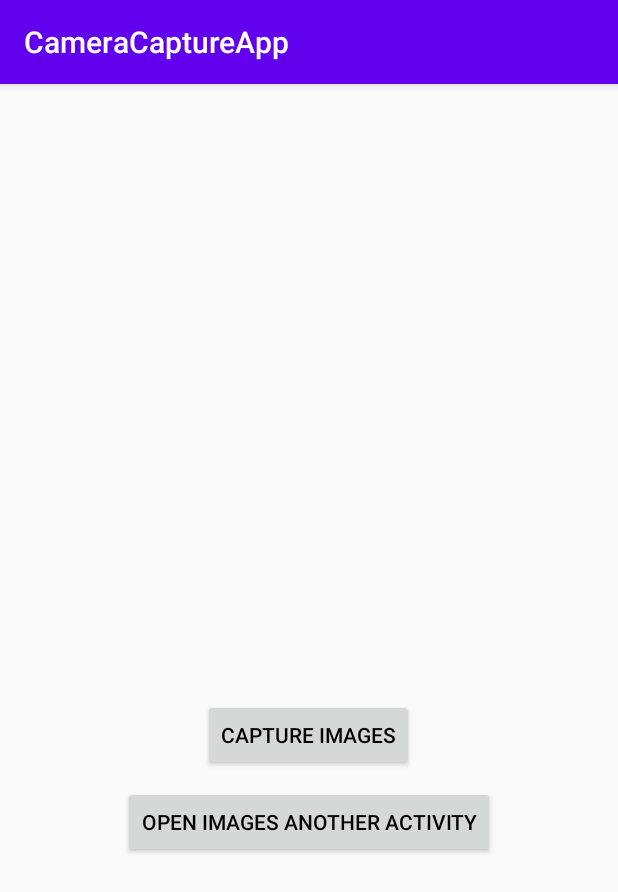
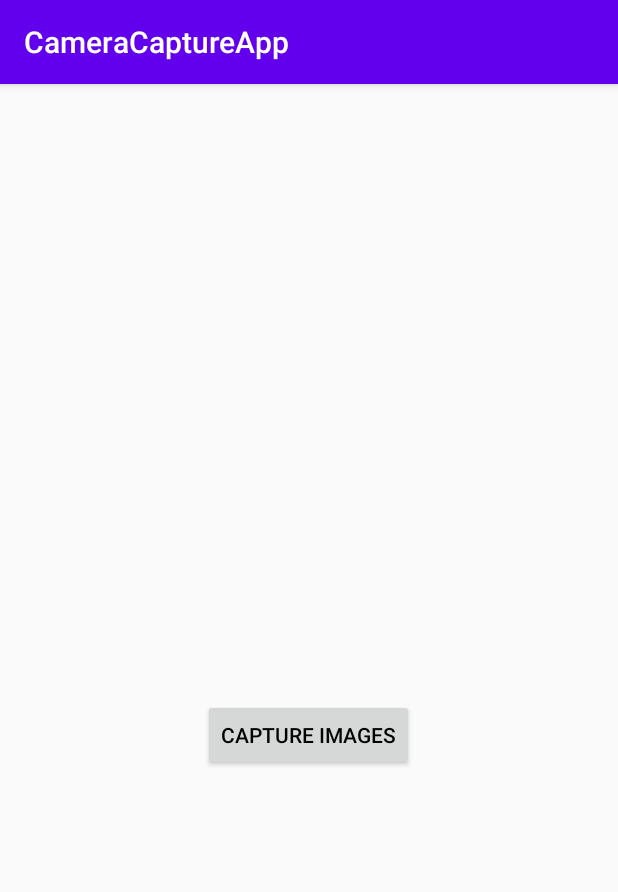
Before and after one commit to sadatnsu/ImageUploadToServerFromApp, an Android app: the CaptureNormalImages screen opened directly, with no data from a screen before it, on a phone screen of 412 x 824 dp. Shown: the top 892 px of the screen. Run offline under Robolectric (Android 15) with nearby library versions, the phone set to English and light mode, and no system bars.

Commit message:
ui change

```diff
--- a/app/src/main/res/layout/activity_capture_normal_images.xml
+++ b/app/src/main/res/layout/activity_capture_normal_images.xml
@@ -24,13 +24,4 @@
         android:layout_gravity="center"
         android:layout_marginTop="10dp"/>
 
-    <Button
-        android:layout_width="wrap_content"
-        android:layout_height="wrap_content"
-        android:text="Open Images Another Activity"
-        android:textColor="#000"
-        android:id="@+id/bDisplay"
-        android:layout_gravity="center"
-        android:layout_marginTop="10dp"/>
-
 </LinearLayout>
```
Also changed, not shown: app/src/main/java/com/smmizan/cameracaptureapp/CaptureNormalImages.java (+0 -12 lines).
